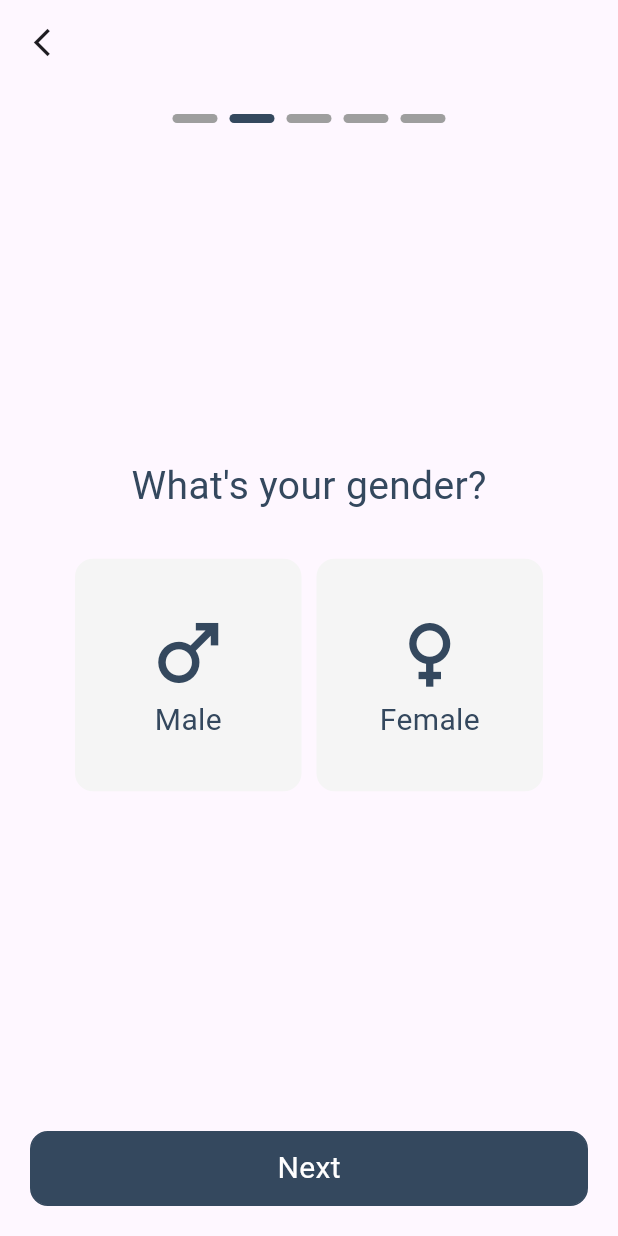
After one commit to Rahmaeisa2/glow_up, a Flutter app: the QuestionOnBoarding screen opened directly, after a tap on "Next", on a phone screen of 412 x 824 dp. The commit adds this screen. Run offline on Flutter 3.47's test engine with Material 3 defaults, Android fonts, the phone set to English and light mode, and no system bars; drawn by our look-alikes of smooth_page_indicator; our stand-ins replace google_fonts.

Commit message:
onboarding

```diff
--- a/lib/core/widget/custom_text_form_field.dart
+++ b/lib/core/widget/custom_text_form_field.dart
@@ -1,5 +1,6 @@
 import 'package:flutter/material.dart';
 import 'package:glow_up_app/core/theming/app_color.dart';
+import 'package:google_fonts/google_fonts.dart';
 
 class CustomTextFormField extends StatelessWidget {
   final String hintText;
@@ -32,12 +33,15 @@ class CustomTextFormField extends StatelessWidget {
       children: [
         Text(
           title,
-          style: const TextStyle(
-            fontSize: 19,
-            fontWeight: FontWeight.w500,
-          ),
+
+      style: GoogleFonts.aDLaMDisplay(
+        textStyle: const TextStyle(
+            color: ColorsApp.p,
+            fontSize: 23,
+            fontWeight: FontWeight.w400
         ),
-        const SizedBox(height: 9),
+        ),),
+         SizedBox(height: 9),
         TextFormField(
           obscureText: isPassword ? isObscure : false,
           keyboardType: title == "Password"
--- a/lib/login/presentation/login_screen.dart
+++ b/lib/login/presentation/login_screen.dart
@@ -3,10 +3,12 @@ import 'package:flutter/material.dart';
 import 'package:flutter/widgets.dart';
 import 'package:glow_up_app/core/widget/custom_button.dart';
 import 'package:glow_up_app/core/widget/custom_text_form_field.dart';
+import 'package:glow_up_app/question/presentation/question_onboarding.dart';
 import 'package:glow_up_app/test.dart';
 import 'package:google_fonts/google_fonts.dart';
 
 import '../../core/theming/app_color.dart';
+import '../../register/presentation/register_screen.dart';
 
 class LoginScreen extends StatefulWidget {
 
@@ -93,8 +95,10 @@ class _LoginScreenState extends State<LoginScreen> {
                     validator: (value) {
                     if (value == null || value.isEmpty) {
                     return 'Please enter your email';
+                    }else if (value.length <8){
+                      return "password must be 8 char";
+
                     }
-                    return null;
                 } ,
                       hintText: "Password", title: "Password", controller: passwordController),
                   const SizedBox(height: 25,),
@@ -102,7 +106,9 @@ class _LoginScreenState extends State<LoginScreen> {
                       background:ColorsApp.p,
                       onTap: (){
                     if(formKey.currentState!.validate()){
-                      Navigator.push(context, MaterialPageRoute(builder: (context)=>test()));
+                      Navigator.push(context, MaterialPageRoute(builder: (context)=>QuestionOnBoarding(
+
+                      )));
                     }
                       }),
                   SizedBox(
@@ -152,7 +158,9 @@ class _LoginScreenState extends State<LoginScreen> {
                             fontWeight: FontWeight.w600,
 
                           ),),),
-                      TextButton(onPressed: () {}
+                      TextButton(onPressed: () {
+                        Navigator.push(context, MaterialPageRoute(builder: (context)=>RegisterScreen()));
+                      }
                       , child: Text(
                         "Sing Up",
                           style: GoogleFonts.alexandria(
--- a/lib/onBoarding/widgets/page_view.dart
+++ b/lib/onBoarding/widgets/page_view.dart
@@ -3,17 +3,19 @@ import 'package:glow_up_app/core/theming/app_color.dart';
 import 'package:google_fonts/google_fonts.dart';
 
 class PageViewItem extends StatelessWidget {
-  final String imageURL;
+  final String? imageURL;
   final String text;
   final String text2;
 
-  const PageViewItem({super.key, required this.imageURL, required this.text, required this.text2});
+  const PageViewItem({super.key,  this.imageURL, required this.text, required this.text2});
 
   @override
   Widget build(BuildContext context) {
     return Column(
       children: [
-        Image.asset(imageURL),
+        imageURL != null
+            ? Image.asset(imageURL!)
+            : const Placeholder(fallbackHeight: 150),
       SizedBox(
         height: 28,
 
--- /dev/null
+++ b/lib/question/presentation/question_onboarding.dart
@@ -0,0 +1,87 @@
+import 'package:flutter/cupertino.dart';
+import 'package:flutter/material.dart';
+import 'package:flutter/widgets.dart';
+import 'package:glow_up_app/core/widget/custom_button.dart';
+import 'package:glow_up_app/login/presentation/login_screen.dart';
+import 'package:glow_up_app/question/presentation/widget/available_time.dart';
+import 'package:glow_up_app/question/presentation/widget/gender.dart';
+import 'package:glow_up_app/question/presentation/widget/height_weight.dart';
+import 'package:glow_up_app/question/presentation/widget/name_age.dart';
+import 'package:glow_up_app/question/presentation/widget/target_screen.dart';
+import 'package:smooth_page_indicator/smooth_page_indicator.dart';
+
+import '../../core/theming/app_color.dart';
+import '../../onBoarding/widgets/page_view.dart';
+class QuestionOnBoarding extends StatefulWidget {
+  const QuestionOnBoarding({super.key});
+
+  @override
+  State<QuestionOnBoarding> createState() => _QuestionOnBoardingState();
+}
+class _QuestionOnBoardingState extends State<QuestionOnBoarding> {
+  PageController questionController = PageController(initialPage: 0);
+  int currentIndex = 0;
+  @override
+  Widget build(BuildContext context) {
+    return Scaffold(appBar: AppBar(
+      leading: InkWell(
+        onTap: (){
+          Navigator.pop(context);
+        },
+        child: const Icon(Icons.arrow_back_ios_new_outlined ,
+          size: 22,),
+      ),
+    ),
+      body: Padding(
+        padding: const EdgeInsets.symmetric(
+            horizontal: 20,
+            vertical: 20
+        ),
+        child: Column(
+          children: [
+            SmoothPageIndicator(controller: questionController, count: 5 ,
+            axisDirection: Axis.horizontal,
+              effect:  WormEffect(
+                dotHeight: 6,
+                dotWidth: 30,
+                spacing: 8,
+                radius: 12,
+                activeDotColor: ColorsApp.p,
+              ),
+                onDotClicked: (index){
+                }
+            ),
+            SizedBox(
+              height: 12,
+            ),
+        Expanded(child: PageView(
+                controller: questionController,
+                children: [
+                  NameAndAgeScreen(),
+                  GenderSelectionWidget(),
+                  SliderHeightWeightScreen(),
+                  TargetScreen(),
+                  AvailableTime()
+                ],
+              ),
+            ),
+            SizedBox(
+              height: 15,
+            ),
+            CustomButton(name: "Next",
+                background: ColorsApp.p, onTap: (){
+    if (currentIndex < 2) {
+    questionController.nextPage(
+    duration: Duration(milliseconds: 500),
+    curve: Curves.easeInOut);
+    } else {
+    Navigator.push(
+    context,
+    MaterialPageRoute(builder: (context) => LoginScreen()));
+    }})
+          ],
+        ),
+      ),
+    );
+  }
+}
--- /dev/null
+++ b/lib/question/presentation/widget/available_time.dart
@@ -0,0 +1,96 @@
+import 'package:flutter/material.dart';
+import 'package:google_fonts/google_fonts.dart';
+import '../../../core/theming/app_color.dart';
+class AvailableTime extends StatefulWidget {
+  const AvailableTime({super.key});
+
+  @override
+  State<AvailableTime> createState() => _AvailableTimeState();
+}
+class _AvailableTimeState extends State<AvailableTime> {
+  String? selectedTime;
+
+  final List<Map<String, dynamic>> time =[
+    {"emoji" : "⏱" , "title": "Less than 15 min"},
+    {"emoji" : " 🕒 " , "title": " 15-30 min "},
+    {"emoji" : "⏰ " , "title": "30-60 min "},
+    {"emoji" : " 🧭 " , "title": " More than 1 hour "},
+
+
+  ];
+  @override
+  Widget build(BuildContext context) {
+    return Scaffold(
+      body: Center(
+        child: Padding(
+          padding: const EdgeInsets.symmetric(
+            horizontal: 29,
+            vertical: 50,
+          ),
+          child: Column(
+            children: [
+              Text("How much time can you give daily?",
+            style: GoogleFonts.aDLaMDisplay(
+              textStyle: const TextStyle(
+                  color: ColorsApp.p,
+                  fontSize: 18,
+                  fontWeight: FontWeight.w400,
+              ),
+              ),
+              ),
+              SizedBox(
+                height: 42,
+              ),
+              ...time.map(((time){
+                bool isSelected = selectedTime == time["title"];
+                return GestureDetector(
+                  onTap: (){
+                    setState(() {
+                      selectedTime = time["title"];
+
+                    });
+
+                  },
+                  child: Container(
+                    margin: EdgeInsets.only(bottom: 16),
+                    padding: EdgeInsets.symmetric(horizontal: 20, vertical: 16),
+                    decoration: BoxDecoration(
+                      color: isSelected ? Colors.indigo[100] : Colors.grey[100],
+                        border: Border.all(
+                          color: isSelected ? Colors.indigo : Colors.grey,
+                          width: 2,
+                        ),
+                        borderRadius: BorderRadius.circular(16),
+
+
+                    ),
+                    child: Row(
+                      children: [
+                        Text(time["emoji"],
+                          style: TextStyle(fontSize: 24),
+                        ),
+                        SizedBox(
+                          width: 9,
+                        ),
+                        Text(time["title"],
+                            style: GoogleFonts.aDLaMDisplay(
+                                textStyle:  TextStyle(
+                                  color: ColorsApp.p,
+                                  fontSize: 16,
+                                  fontWeight: isSelected ? FontWeight.w700 : FontWeight.normal,)))
+                      ],
+                    ),
+
+                  ),
+
+                );
+
+      })).toList(),
+
+            ],
+          ),
+        ),
+      ),
+    );
+  }
+}
--- /dev/null
+++ b/lib/question/presentation/widget/gender.dart
@@ -0,0 +1,126 @@
+import 'package:flutter/cupertino.dart';
+import 'package:flutter/material.dart';
+import 'package:flutter/widgets.dart';
+import 'package:google_fonts/google_fonts.dart';
+
+import '../../../core/theming/app_color.dart';
+class GenderSelectionWidget extends StatefulWidget {
+
+  GenderSelectionWidget({super.key});
+
+  @override
+  State<GenderSelectionWidget> createState() => _GenderSelectionWidgetState();
+}
+
+class _GenderSelectionWidgetState extends State<GenderSelectionWidget> {
+  final ValueNotifier<String?> gender = ValueNotifier(null);
+
+  TextEditingController height = TextEditingController();
+
+bool? isMale =null;
+  @override
+  Widget build(BuildContext context) {
+    return GestureDetector(
+        onTap: () {
+      setState(() {
+        isMale = null;
+      });
+    },
+     child:  Center(
+      child: Padding(
+        padding: const EdgeInsets.symmetric(horizontal: 30,
+        vertical: 50),
+        child: Column(
+          mainAxisAlignment: MainAxisAlignment.center,
+            children: [
+              Text("What's your gender?",
+                  style: GoogleFonts.aDLaMDisplay(
+                    textStyle: const TextStyle(
+                        color: ColorsApp.p,
+                        fontSize: 26,
+                        fontWeight: FontWeight.w400
+                    ),
+                  )
+              ),
+              SizedBox(
+                height: 30,
+              ),
+         Row(
+            mainAxisAlignment: MainAxisAlignment.center,
+            children: [
+              Expanded(
+                child: GestureDetector(
+                  onTap: () {
+                    setState(() {
+                      isMale = true;
+                    });
+                  },
+                  child: Container(
+                    padding: EdgeInsets.all(30),
+                    decoration: BoxDecoration(
+                      color: Colors.grey[100],
+                      borderRadius: BorderRadius.circular(12),
+                     border: Border.all(
+                        color: (isMale == true) ? Colors.indigo: Colors.transparent,
+                       width: 3,
+                     ),
+                    ),
+                    child: Column(
+                      children: [
+                        Icon(Icons.male, size: 60, color:ColorsApp.p),
+                        Text("Male", style: GoogleFonts.aDLaMDisplay(
+                        textStyle: const TextStyle(
+                        color: ColorsApp.p,
+                            fontSize: 20,
+                            fontWeight: FontWeight.w400
+                        ),
+                  )),
+                      ],
+                    ),
+                  ),
+                ),
+              ),
+
+              SizedBox(width: 10),
+
+              Expanded(
+                child: GestureDetector(
+                  onTap: () {
+                    setState(() {
+                      isMale = false;
+                    });
+                  },
+                  child: Container(
+                    padding: EdgeInsets.all(30),
+                    decoration: BoxDecoration(
+                      color: Colors.grey[100],
+                      borderRadius: BorderRadius.circular(12),
+                      border: Border.all(
+                        color: (isMale == false) ? Colors.indigo : Colors.transparent,
+                        width: 3,
+                      ),
+                    ),
+                    child: Column(
+                      children: [
+                        Icon(Icons.female, size: 60, color: ColorsApp.p),
+                        Text("Female",  style: GoogleFonts.aDLaMDisplay(
+                          textStyle: const TextStyle(
+                              color: ColorsApp.p,
+                              fontSize: 20,
+                              fontWeight: FontWeight.w400
+                          ),
+                        )),
+                      ],
+                    ),
+                  ),
+                ),
+              ),
+            ],
+          ),
+      ],
+
+        ),
+      ),)
+    );
+  }
+}
--- /dev/null
+++ b/lib/question/presentation/widget/height_weight.dart
@@ -0,0 +1,80 @@
+import 'package:flutter/material.dart';
+import 'package:glow_up_app/core/theming/app_color.dart';
+import 'package:google_fonts/google_fonts.dart';
+
+class SliderHeightWeightScreen extends StatefulWidget {
+  @override
+  _SliderHeightWeightScreenState createState() => _SliderHeightWeightScreenState();
+}
+
+class _SliderHeightWeightScreenState extends State<SliderHeightWeightScreen> {
+  double height = 160;
+  double weight = 60;
+
+  @override
+  Widget build(BuildContext context) {
+    return Scaffold(
+      body: Padding(
+        padding: const EdgeInsets.symmetric(horizontal: 24, vertical: 48),
+        child: Column(
+          crossAxisAlignment: CrossAxisAlignment.center,
+          children: [
+            Text(
+              "Let's set your height & weight",
+            style: GoogleFonts.aDLaMDisplay(
+              textStyle: const TextStyle(
+                  color: ColorsApp.p,
+                  fontSize: 20,
+                  fontWeight: FontWeight.w400
+              ),
+            )            ),
+            SizedBox(height: 40),
+
+            // Height Section
+            Text("Height",   style: GoogleFonts.aDLaMDisplay(
+              textStyle: const TextStyle(
+                  fontSize: 20,
+                  fontWeight: FontWeight.w400
+              ),),),
+            SizedBox(height: 8),
+            Text("${height.toInt()} cm", style: TextStyle(fontSize: 32, fontWeight: FontWeight.bold)),
+            Slider(
+              min: 100,
+              max: 220,
+              value: height,
+              activeColor:ColorsApp.p,
+              onChanged: (value) {
+                setState(() {
+                  height = value;
+                });
+              },
+            ),
+            SizedBox(height: 32),
+
+            // Weight Section
+            Text("Weight",   style: GoogleFonts.aDLaMDisplay(
+    textStyle: const TextStyle(
+    fontSize: 20,
+    fontWeight: FontWeight.w400
+    ),)),
+            SizedBox(height: 8),
+            Text("${weight.toInt()} kg", style: TextStyle(fontSize: 32, fontWeight: FontWeight.bold)),
+            Slider(
+              min: 30,
+              max: 150,
+              value: weight,
+              activeColor:ColorsApp.p,
+              onChanged: (value) {
+                setState(() {
+                  weight = value;
+                });
+              },
+            ),
+            Spacer(),
+
+          ],
+        ),
+      ),
+    );
+  }
+}
--- /dev/null
+++ b/lib/question/presentation/widget/name_age.dart
@@ -0,0 +1,25 @@
+import 'package:flutter/cupertino.dart';
+import 'package:flutter/material.dart';
+import 'package:glow_up_app/core/widget/custom_text_form_field.dart';
+
+class NameAndAgeScreen extends StatelessWidget {
+  final TextEditingController nameController = TextEditingController();
+  final TextEditingController ageController = TextEditingController();
+
+  final ValueNotifier<String?> gender = ValueNotifier(null);
+
+  @override
+  Widget build(BuildContext context) {
+    return Padding(
+      padding: const EdgeInsets.symmetric(horizontal: 30,
+          vertical: 50),
+      child: Column(
+        children: [
+          CustomTextFormField(hintText: "Enter your name", title: "Name", controller: nameController),
+          SizedBox(height: 30),
+      CustomTextFormField(hintText: "Enter your age", title: "Age", controller: ageController)
+        ],
+      ),
+    );
+  }
+}
--- /dev/null
+++ b/lib/question/presentation/widget/target_screen.dart
@@ -0,0 +1,86 @@
+import 'package:flutter/material.dart';
+import 'package:google_fonts/google_fonts.dart';
+
+import '../../../core/theming/app_color.dart';
+
+class TargetScreen extends StatefulWidget {
+  @override
+  _TargetScreenState createState() => _TargetScreenState();
+}
+
+class _TargetScreenState extends State<TargetScreen> {
+  String? selectedTarget;
+
+  final List<Map<String, dynamic>> targets = [
+    {"title": "Lose Weight", "emoji": "🏃‍♀️"},
+    {"title": "Gain Muscle", "emoji": "💪"},
+    {"title": "Stay Fit", "emoji": "🧘‍♂️"},
+    {"title": "Improve Habits", "emoji": "🌿"},
+  ];
+
+  @override
+  Widget build(BuildContext context) {
+    return Scaffold(
+      body: Padding(
+        padding: const EdgeInsets.symmetric(horizontal: 23, vertical: 50),
+        child: Column(
+          crossAxisAlignment: CrossAxisAlignment.center,
+          children: [
+            Text(
+              "What's your goal?",
+            style: GoogleFonts.aDLaMDisplay(
+              textStyle: const TextStyle(
+                  color: ColorsApp.p,
+                  fontSize: 24,
+                  fontWeight: FontWeight.w400
+              ),
+            )),
+            SizedBox(height: 40),
+            ...targets.map((target) {
+              bool isSelected = selectedTarget == target["title"];
+              return GestureDetector(
+                onTap: () {
+                  setState(() {
+                    selectedTarget = target["title"];
+                  });
+                },
+                child: Container(
+                  margin: EdgeInsets.only(bottom: 16),
+                  padding: EdgeInsets.symmetric(horizontal: 20, vertical: 16),
+                  decoration: BoxDecoration(
+                    color: isSelected ? Colors.indigo[100] : Colors.grey[100],
+                    border: Border.all(
+                      color: isSelected ? Colors.indigo : Colors.grey,
+                      width: 2,
+                    ),
+                    borderRadius: BorderRadius.circular(16),
+                  ),
+                  child: Row(
+                    children: [
+                      Text(
+                        target["emoji"],
+                        style: TextStyle(fontSize: 24),
+                      ),
+                      SizedBox(width: 16),
+                      Text(
+                        target["title"],
+
+                        style: GoogleFonts.aDLaMDisplay(
+                          textStyle:  TextStyle(
+                              color: ColorsApp.p,
+                              fontSize: 16,
+                          fontWeight: isSelected ? FontWeight.w700 : FontWeight.normal,
+                        ),)
+                      ),
+                    ],
+                  ),
+                ),
+              );
+            }).toList(),
+
+          ],
+        ),
+      ),
+    );
+  }
+}
--- a/lib/register/presentation/register_screen.dart
+++ b/lib/register/presentation/register_screen.dart
@@ -20,6 +20,8 @@ class _RegisterScreenState extends State<RegisterScreen> {
   TextEditingController confirmController =TextEditingController();
   bool _isObscure=true;
   final formKey =GlobalKey<FormState>();
+  bool value = false;
+
   @override
   Widget build(BuildContext context) {
     return Scaffold(
@@ -125,25 +127,31 @@ class _RegisterScreenState extends State<RegisterScreen> {
                     validator: (value){
                       if(value== null || value.isEmpty){
                         return "Please enter your password";
-                      }
-                      return null;
-                    }
+                      }else if(confirmController.text!=passwordController.text){
+    return "confirmation password must be same as password";
+                    }}
                 ),
                 const SizedBox(height: 17,),
-                CustomButton(name: "Register",
-                    background:ColorsApp.p,
-                    onTap: (){
-                  if(formKey.currentState!.validate()){
-                    if(passwordController.text != confirmController.text) {
-                      ScaffoldMessenger.of(context).showSnackBar
-                        (SnackBar(content: Text("Passwords do not match")));
-                      return;
+                CustomButton(
+                  name: "Register",
+                  background: ColorsApp.p,
+                  onTap: () {
+                    if (formKey.currentState!.validate()) {
+                      if (passwordController.text != confirmController.text) {
+                        ScaffoldMessenger.of(context).showSnackBar(
+                          SnackBar(content: Text('Passwords do not match')),
+                        );
+                        return; //
+                      }
+
+                      Navigator.push(
+                        context,
+                        MaterialPageRoute(builder: (context) => test()),
+                      );
                     }
-                    Navigator.push(context, MaterialPageRoute(builder: (context)=>test()));
+                  },
+                )
 
-
-                  }
-                    })
 
 
               ],
```
Also changed, not shown: assets/images/female.png (added), assets/images/male.png (added).
